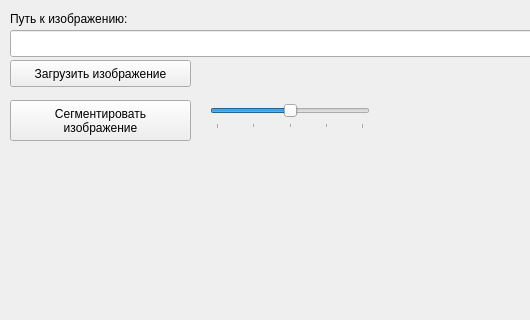
Before: the Qt Designer form mainwindow.ui in FullBoa/segmentation_k-means, drawn with Qt 5; both pictures show x 0 to 530 and y 0 to 320 of the 702 by 584 pixel window.
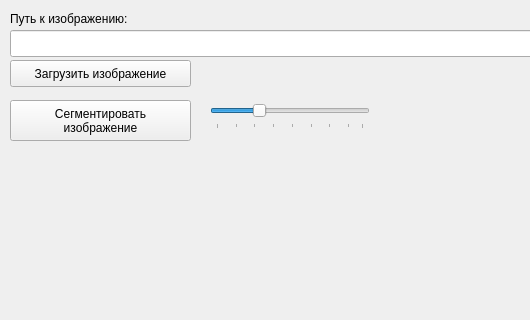
After: the same form once the commit is applied.

Commit message: Рабочая программа

The edit to the form file:
```diff
--- a/mainwindow.ui
+++ b/mainwindow.ui
@@ -88,8 +88,11 @@
       <height>29</height>
      </rect>
     </property>
+    <property name="minimum">
+     <number>1</number>
+    </property>
     <property name="maximum">
-     <number>20</number>
+     <number>32</number>
     </property>
     <property name="value">
      <number>10</number>
@@ -104,7 +107,7 @@
      <enum>QSlider::TicksBelow</enum>
     </property>
     <property name="tickInterval">
-     <number>5</number>
+     <number>4</number>
     </property>
    </widget>
    <widget class="QPushButton" name="buttonSegmentation">
```
Left out of the diff: 3 changed lines with no effect on the pictures. The commit also changes 2 other files.
